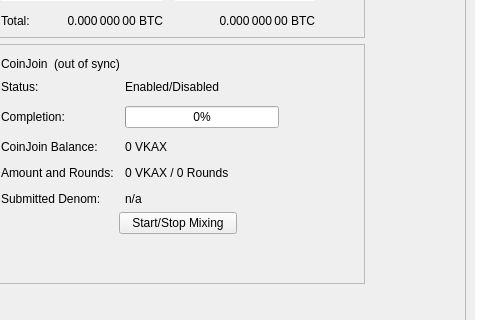
Old version of the form src/qt/forms/overviewpage.ui in the repository vkaxproject/vkax; both pictures show x 114 to 594 and y 178 to 498 of the 960 by 585 pixel window.
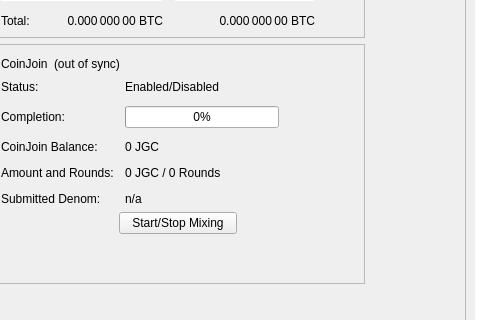
New version of the form.

Commit message: Rename vkax to jagoancoin

The edit to the form file:
```diff
--- a/src/qt/forms/overviewpage.ui
+++ b/src/qt/forms/overviewpage.ui
@@ -455,7 +455,7 @@
             <item row="2" column="1">
              <widget class="QLabel" name="labelAnonymized">
               <property name="text">
-               <string notr="true">0 VKAX</string>
+               <string notr="true">0 JGC</string>
               </property>
              </widget>
             </item>
@@ -469,7 +469,7 @@
             <item row="3" column="1">
              <widget class="QLabel" name="labelAmountRounds">
               <property name="text">
-               <string>0 VKAX / 0 Rounds</string>
+               <string>0 JGC / 0 Rounds</string>
               </property>
              </widget>
             </item>
```
Left out of the diff: 6 changed lines with no effect on the pictures. The commit also changes 226 other files.
